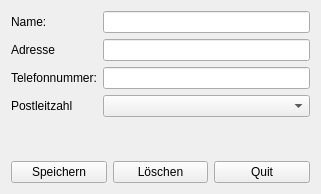
Above: boat/boatdialog.ui from pmgyambol/rowingclub before the change. Below: the same form after it.
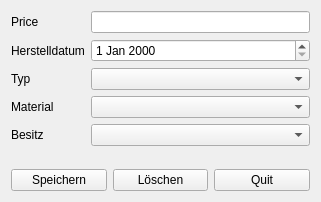
That is the form after the change.

```diff
--- a/boat/boatdialog.ui
+++ b/boat/boatdialog.ui
@@ -7,7 +7,7 @@
     <x>0</x>
     <y>0</y>
     <width>321</width>
-    <height>194</height>
+    <height>202</height>
    </rect>
   </property>
   <property name="windowTitle">
@@ -19,42 +19,52 @@
      <item row="0" column="0">
       <widget class="QLabel" name="nameLabel">
        <property name="text">
-        <string>Name:</string>
+        <string>Price</string>
        </property>
       </widget>
      </item>
      <item row="0" column="1">
-      <widget class="QLineEdit" name="nameLineEdit"/>
-     </item>
-     <item row="1" column="0">
-      <widget class="QLabel" name="adresseLabel">
-       <property name="text">
-        <string>Adresse</string>
-       </property>
-      </widget>
-     </item>
-     <item row="1" column="1">
-      <widget class="QLineEdit" name="adresseLineEdit"/>
+      <widget class="QLineEdit" name="priceComboBox"/>
      </item>
      <item row="2" column="0">
       <widget class="QLabel" name="telefonnummerLabel">
        <property name="text">
-        <string>Telefonnummer:</string>
+        <string>Typ</string>
        </property>
       </widget>
      </item>
-     <item row="2" column="1">
-      <widget class="QLineEdit" name="telefonnummerLineEdit"/>
-     </item>
      <item row="3" column="0">
       <widget class="QLabel" name="postleitzahlLabel">
        <property name="text">
-        <string>Postleitzahl</string>
+        <string>Material</string>
        </property>
       </widget>
      </item>
      <item row="3" column="1">
-      <widget class="QComboBox" name="postleitzahlComboBox"/>
+      <widget class="QComboBox" name="materialComboBox"/>
+     </item>
+     <item row="2" column="1">
+      <widget class="QComboBox" name="typComboBox"/>
+     </item>
+     <item row="4" column="1">
+      <widget class="QComboBox" name="besitzComboBox"/>
+     </item>
+     <item row="4" column="0">
+      <widget class="QLabel" name="besitzLabel">
+       <property name="text">
+        <string>Besitz</string>
+       </property>
+      </widget>
+     </item>
+     <item row="1" column="1">
+      <widget class="QDateEdit" name="herstelldatumDateEdit"/>
+     </item>
+     <item row="1" column="0">
+      <widget class="QLabel" name="herstelldatumLabel">
+       <property name="text">
+        <string>Herstelldatum</string>
+       </property>
+      </widget>
      </item>
     </layout>
    </item>
```
Left out of the diff: 6 changed lines with no effect on the pictures.
